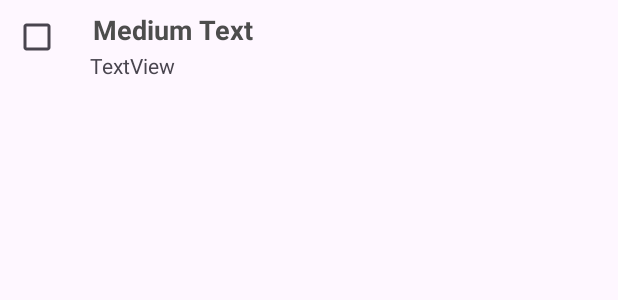
After one commit to bee-eater/DLtoDL.de, an Android app: the layout layout_diveselection.xml on its own in the app's theme, with its tools: preview values and no code run, on a phone screen of 412 x 824 dp. The commit adds this screen. Shown: the top 300 px of the screen. Run offline under Robolectric (Android 15) with nearby library versions, the phone set to English and light mode, and no system bars.

Commit message:
Added dive selection list, switched to setContentView, implemented custom adapter

```diff
--- a/app/src/main/java/com/bee_eater/dltodlde/DivingLogDive.java
+++ b/app/src/main/java/com/bee_eater/dltodlde/DivingLogDive.java
@@ -5,6 +5,11 @@ import androidx.annotation.NonNull;
 import java.lang.reflect.Field;
 
 public class DivingLogDive {
+
+    // Other stuff used in app
+    public Boolean isSelected = Boolean.FALSE;
+
+    // DivingLog parameters read from sql
     public Integer ID;
     public Integer Number;
     public String Divedate;
--- a/app/src/main/res/layout/activity_main.xml
+++ b/app/src/main/res/layout/activity_main.xml
@@ -4,6 +4,7 @@
     xmlns:tools="http://schemas.android.com/tools"
     android:layout_width="match_parent"
     android:layout_height="match_parent"
+    android:id="@+id/activity_main"
     tools:context=".MainActivity">
 
     <LinearLayout
--- /dev/null
+++ b/app/src/main/res/layout/layout_diveselection.xml
@@ -0,0 +1,36 @@
+<?xml version="1.0" encoding="utf-8"?>
+<LinearLayout xmlns:android="http://schemas.android.com/apk/res/android"
+    android:layout_width="match_parent"
+    android:layout_height="match_parent"
+    android:orientation="horizontal">
+
+    <CheckBox
+        android:id="@+id/chkDiveSelected"
+        android:layout_width="50dp"
+        android:layout_height="50dp"
+        android:padding="5dp" />
+
+    <LinearLayout android:layout_width="wrap_content"
+        android:layout_height="wrap_content"
+        android:orientation="vertical">
+
+        <TextView
+            android:id="@+id/maintitle"
+            android:layout_width="wrap_content"
+            android:layout_height="wrap_content"
+            android:text="Medium Text"
+            android:textStyle="bold"
+            android:textAppearance="?android:attr/textAppearanceMedium"
+            android:layout_marginLeft="10dp"
+            android:layout_marginTop="5dp"
+            android:padding="2dp"
+            android:textColor="#4d4d4d" />
+        <TextView
+            android:id="@+id/subtitle"
+            android:layout_width="wrap_content"
+            android:layout_height="wrap_content"
+            android:text="TextView"
+            android:layout_marginLeft="10dp"/>
+    </LinearLayout>
+
+</LinearLayout>
--- a/app/src/main/res/xml/data_extraction_rules.xml
+++ b/app/src/main/res/xml/data_extraction_rules.xml
@@ -5,7 +5,7 @@
 -->
 <data-extraction-rules>
     <cloud-backup>
-        <!-- TODO: Use <include> and <exclude> to control what is backed up.
+        <!--
         <include .../>
         <exclude .../>
         -->
```
Also changed, not shown: app/src/main/java/com/bee_eater/dltodlde/DiveSelectionListAdapter.java (added, +85 -0 lines), app/src/main/java/com/bee_eater/dltodlde/DivesSelection.java (deleted, +0 -23 lines), app/src/main/java/com/bee_eater/dltodlde/MainActivity.java (+37 -9 lines), app/src/main/res/anim/down_from_top.xml (added, +8 -0 lines), app/src/main/res/anim/up_from_bottom.xml (added, +8 -0 lines), app/src/main/res/layout/activity_dives_selection.xml (deleted, +0 -31 lines), app/src/main/res/layout/view_diveselection.xml (added, +33 -0 lines).
